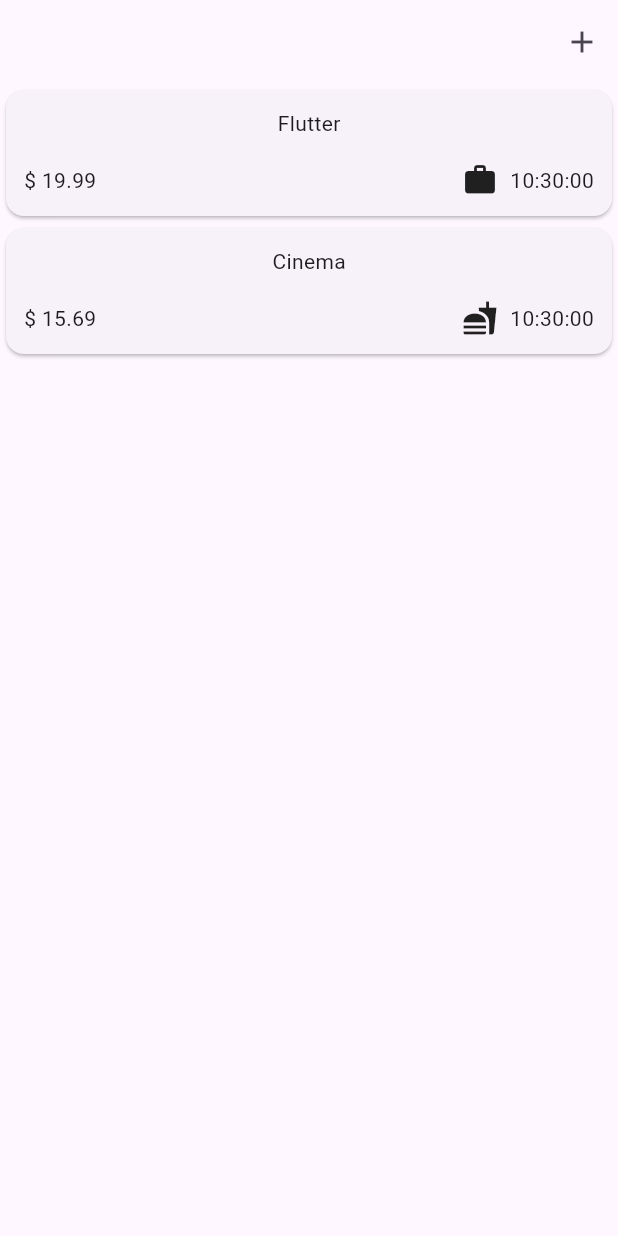
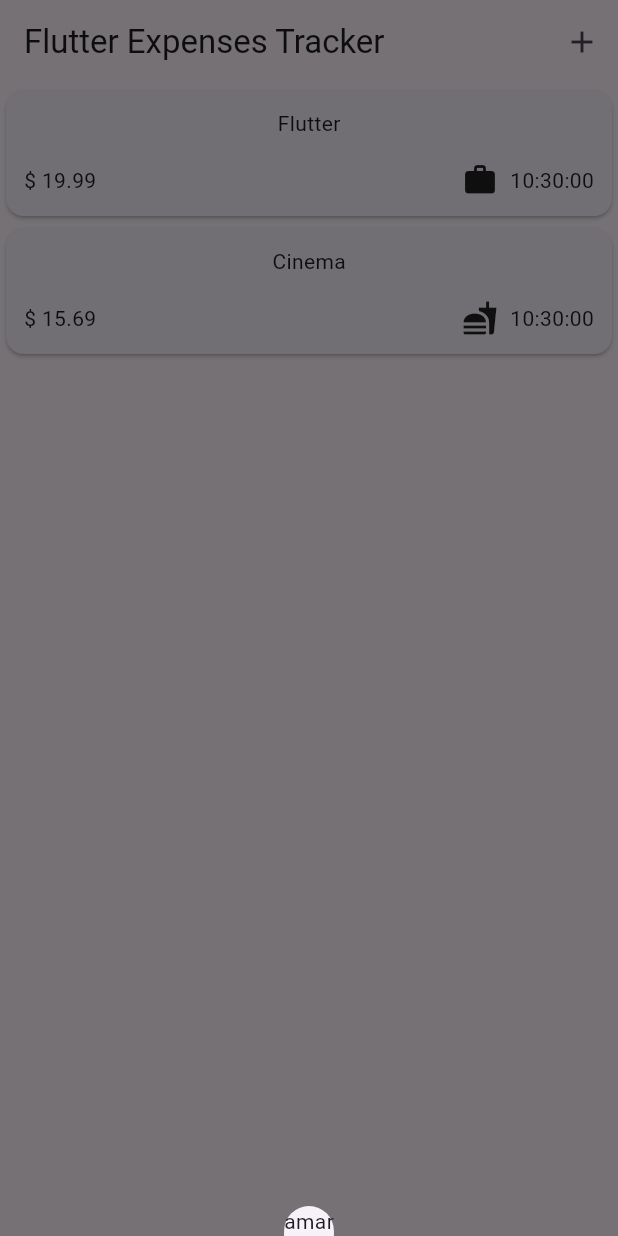
Before and after one commit to ammarelriyali/Expenses-Tracker, a Flutter app: the screen it shows after launch, after a tap on the "add" icon, on a phone screen of 412 x 824 dp. Run offline on Flutter 3.47's test engine with Material 3 defaults, Android fonts, the phone set to English and light mode, and no system bars.

Commit message:
refactor expenses_constants

```diff
--- a/expenses_tracker/lib/Module/Expenses/Widgets/Views/expenses_page.dart
+++ b/expenses_tracker/lib/Module/Expenses/Widgets/Screens/expenses_page.dart
@@ -1,3 +1,4 @@
+import 'package:expenses_tracker/Module/Expenses/Widgets/Screens/new_expenses_page.dart';
 import 'package:expenses_tracker/Util/Constants/expenses/expenses_constants.dart';
 import 'package:flutter/material.dart';
 import 'package:expenses_tracker/Module/Expenses/Widgets/Lists/ExpensesList/expenses_list.dart';
@@ -13,15 +14,16 @@ class ExpensesPage extends StatefulWidget {
 }
 
 class _ExpensesPage extends State<ExpensesPage> {
+  void _biuldBottom(){
+    showModalBottomSheet(context: context, builder: (ctx) {return const Text("amar");});
+  }
   @override
   Widget build(BuildContext context) {
     return Scaffold(
-        appBar: AppBar(
+        appBar: AppBar(title: const Text(ExpensesConstants.title),
           actions: [
             IconButton(
-                onPressed: () {
-                  print("test");
-                },
+                onPressed: _biuldBottom,
                 icon: const Icon(ExpensesConstants.appBarIcon))
           ],
         ),
--- a/expenses_tracker/lib/Util/Constants/expenses/expenses_constants.dart
+++ b/expenses_tracker/lib/Util/Constants/expenses/expenses_constants.dart
@@ -1,9 +1,6 @@
 import 'package:flutter/material.dart';
 
 class ExpensesConstants  {
-
-
   static const IconData  appBarIcon = Icons.add;
-
-
+  static const String title =  "Flutter Expenses Tracker";
 }
--- a/expenses_tracker/lib/main.dart
+++ b/expenses_tracker/lib/main.dart
@@ -1,5 +1,5 @@
 import 'package:flutter/material.dart';
-import 'package:expenses_tracker/Module/Expenses/Widgets/Views/expenses_page.dart';
+import 'package:expenses_tracker/Module/Expenses/Widgets/Screens/expenses_page.dart';
 
 void main() {
   runApp(const MaterialApp(
```
